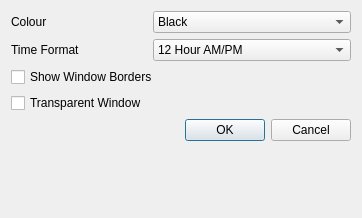
Qt form prefrences.ui (Waqar144/SimpleClockWidget) before a commit.
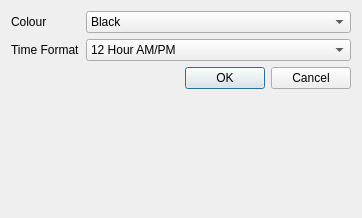
The same form after that commit.

```diff
--- a/prefrences.ui
+++ b/prefrences.ui
@@ -21,30 +21,6 @@
      </property>
     </widget>
    </item>
-   <item row="5" column="0" colspan="2">
-    <widget class="QCheckBox" name="showBorders">
-     <property name="text">
-      <string>Show Window Borders</string>
-     </property>
-    </widget>
-   </item>
-   <item row="6" column="0">
-    <widget class="QCheckBox" name="checkBox">
-     <property name="text">
-      <string>Transparent Window</string>
-     </property>
-    </widget>
-   </item>
-   <item row="9" column="1">
-    <widget class="QDialogButtonBox" name="buttonBox">
-     <property name="orientation">
-      <enum>Qt::Horizontal</enum>
-     </property>
-     <property name="standardButtons">
-      <set>QDialogButtonBox::Cancel|QDialogButtonBox::Ok</set>
-     </property>
-    </widget>
-   </item>
    <item row="0" column="1">
     <widget class="QComboBox" name="colorSelect">
      <item>
@@ -84,8 +60,15 @@
      </item>
     </widget>
    </item>
+   <item row="1" column="0">
+    <widget class="QLabel" name="timeLabel">
+     <property name="text">
+      <string>Time Format</string>
+     </property>
+    </widget>
+   </item>
    <item row="1" column="1">
-    <widget class="QComboBox" name="comboBox">
+    <widget class="QComboBox" name="timeFormatSelect">
      <item>
       <property name="text">
        <string>12 Hour AM/PM</string>
@@ -98,10 +81,13 @@
      </item>
     </widget>
    </item>
-   <item row="1" column="0">
-    <widget class="QLabel" name="label">
-     <property name="text">
-      <string>Time Format</string>
+   <item row="7" column="1">
+    <widget class="QDialogButtonBox" name="buttonBox">
+     <property name="orientation">
+      <enum>Qt::Horizontal</enum>
+     </property>
+     <property name="standardButtons">
+      <set>QDialogButtonBox::Cancel|QDialogButtonBox::Ok</set>
      </property>
     </widget>
    </item>
```
